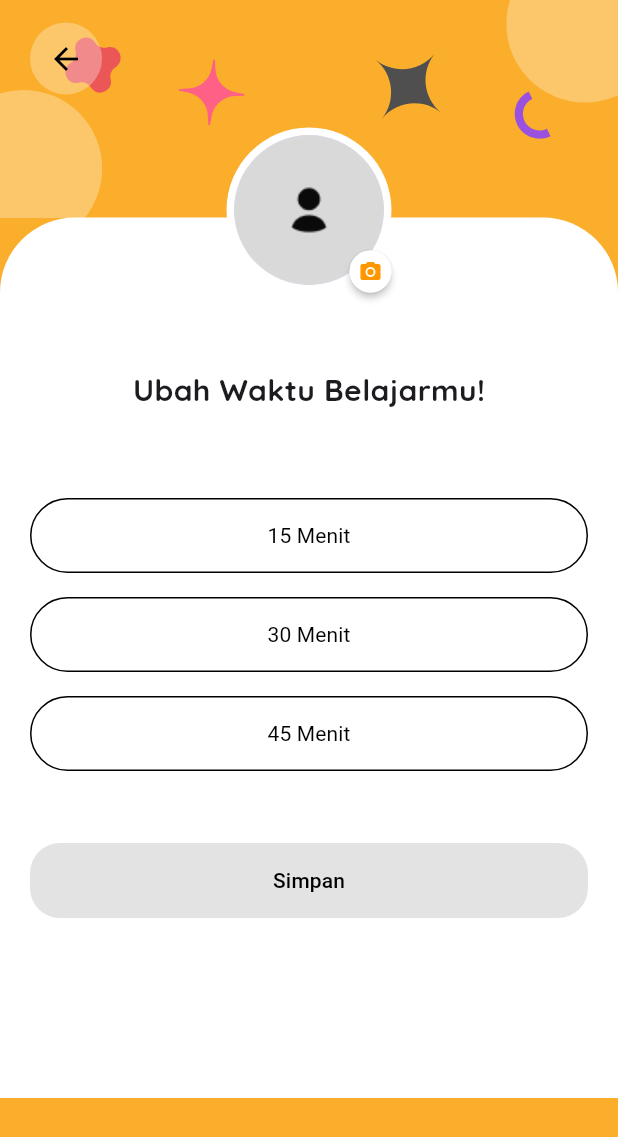
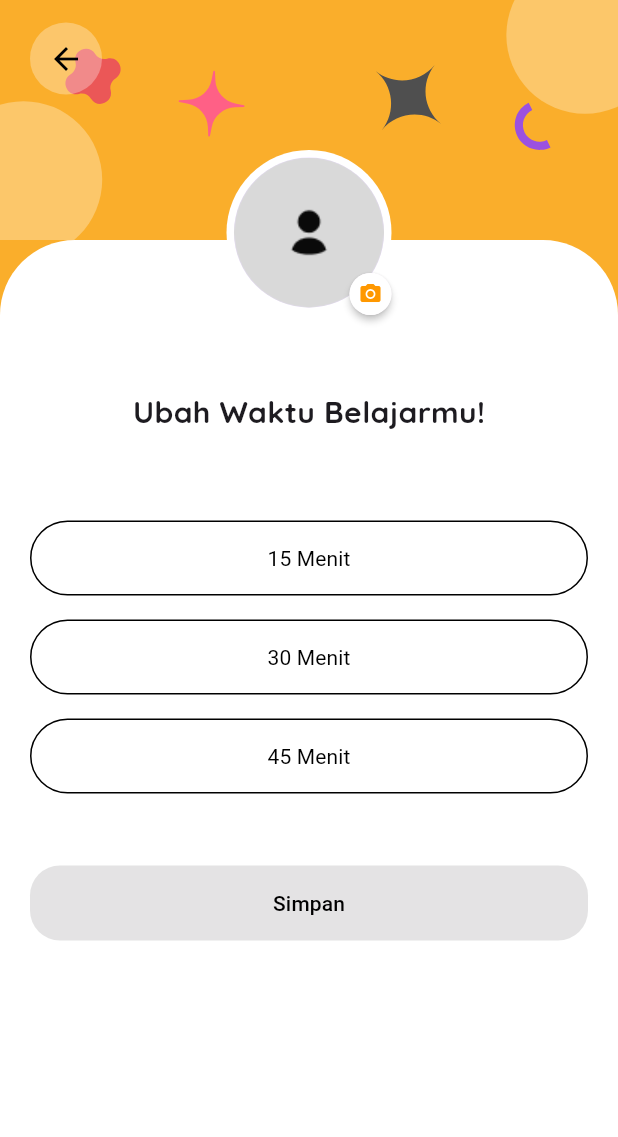
Before and after one commit to hanaarf/pp_flutter, a Flutter app: the UbahMenit screen opened directly, on a phone screen of 412 x 824 dp. Shown: the top 1137 px of the screen. Run offline on Flutter 3.47's test engine with Material 3 defaults, Android fonts, the light colour scheme and no system bars; our stand-ins replace audioplayers, flutter_bloc, flutter_html, flutter_secure_storage, flutter_svg, google_fonts and 3 more; accounts and stored records are empty; network calls fail; statements that could not run were skipped.

Commit message:
ubah  profile

```diff
--- a/lib/pages/ubah_menit.dart
+++ b/lib/pages/ubah_menit.dart
@@ -200,7 +200,7 @@ class _UbahMenitState extends State<UbahMenit> {
                     clipBehavior: Clip.none,
                     children: [
                       Container(
-                        height: 145,
+                        height: 160,
                         width: double.infinity,
                         color: const Color(0xFFFAAE2B),
                         child: SvgPicture.asset(
@@ -214,9 +214,7 @@ class _UbahMenitState extends State<UbahMenit> {
                         child: SafeArea(
                           child: Container(
                             decoration: BoxDecoration(
-                              color: Colors.white.withOpacity(
-                                0.3,
-                              ),
+                              color: Colors.white.withOpacity(0.3),
                               shape: BoxShape.circle,
                             ),
                             child: IconButton(
@@ -239,6 +237,11 @@ class _UbahMenitState extends State<UbahMenit> {
                     children: [
                       Container(
                         width: double.infinity,
+                        constraints: BoxConstraints(
+                          minHeight:
+                              MediaQuery.of(context).size.height -
+                              160, // 160 = tinggi header kuning
+                        ),
                         decoration: const BoxDecoration(
                           color: Colors.white,
                           borderRadius: BorderRadius.vertical(
@@ -317,7 +320,6 @@ class _UbahMenitState extends State<UbahMenit> {
                         ),
                       ),
 
-
                       Positioned(
                         top: -60,
                         child: Stack(
```
Also changed, not shown: lib/pages/detailUser.dart (+6 -6 lines), lib/pages/ubah_profile.dart (+7 -8 lines).
